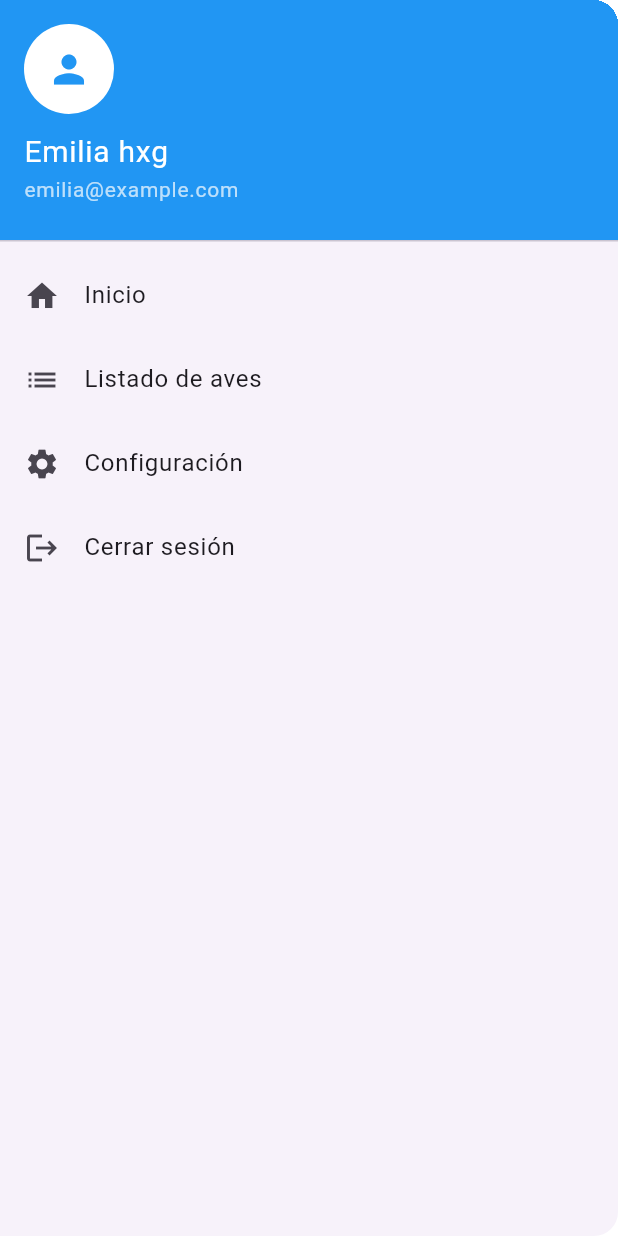
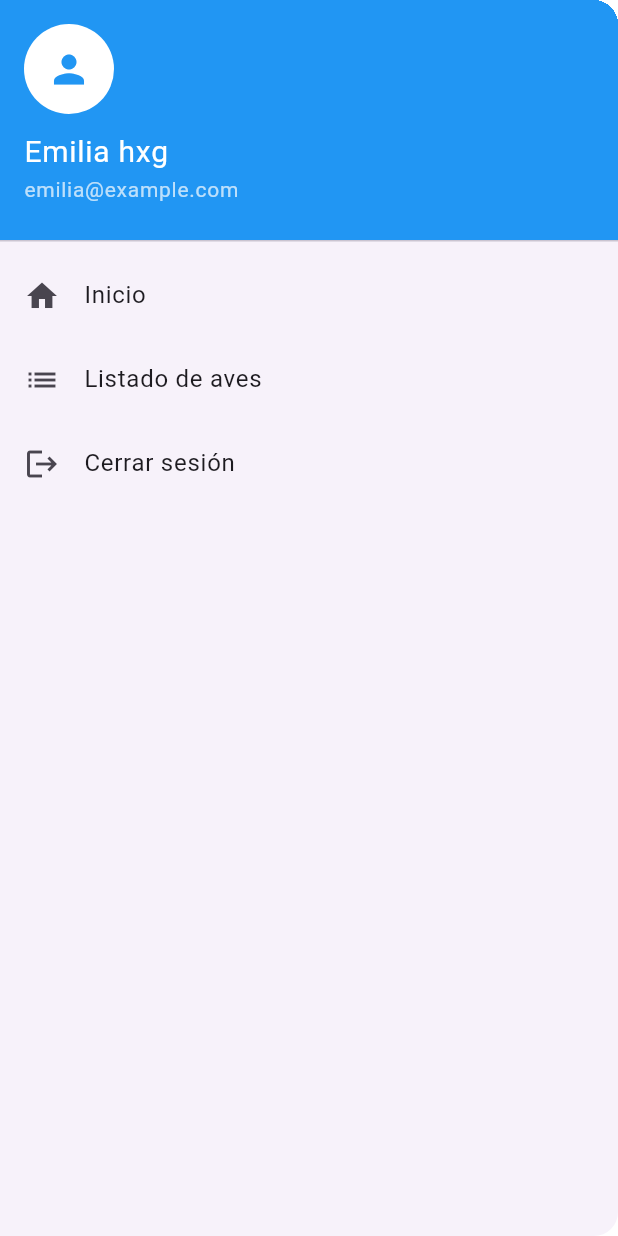
Before and after one commit to 12CUY/aviturismo_movil_fronted, a Flutter app: the MenuView screen opened by its route, on a phone screen of 412 x 824 dp. Run offline on Flutter 3.47's test engine with Material 3 defaults, Android fonts, the phone set to English and light mode, and no system bars.

Commit message:
configura

```diff
--- a/fronted/lib/shared/widgets/menu_view.dart
+++ b/fronted/lib/shared/widgets/menu_view.dart
@@ -50,14 +50,6 @@ class MenuView extends StatelessWidget {
             },
           ),
           ListTile(
-            leading: Icon(Icons.settings),
-            title: Text('Configuración'),
-            onTap: () {
-              // Lógica para configuración
-              Navigator.pop(context);
-            },
-          ),
-          ListTile(
             leading: Icon(Icons.logout),
             title: Text('Cerrar sesión'),
             onTap: () {
```
Also changed, not shown: fronted/lib/features/dashboard/views/dashboard_view.dart (+0 -8 lines).
